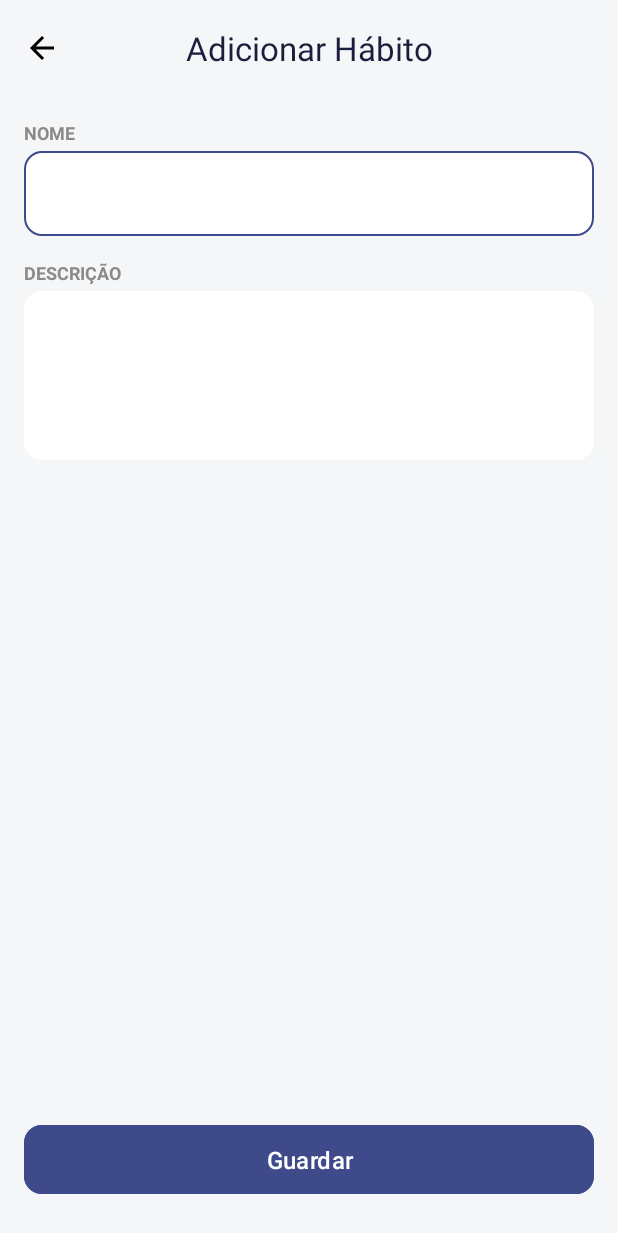
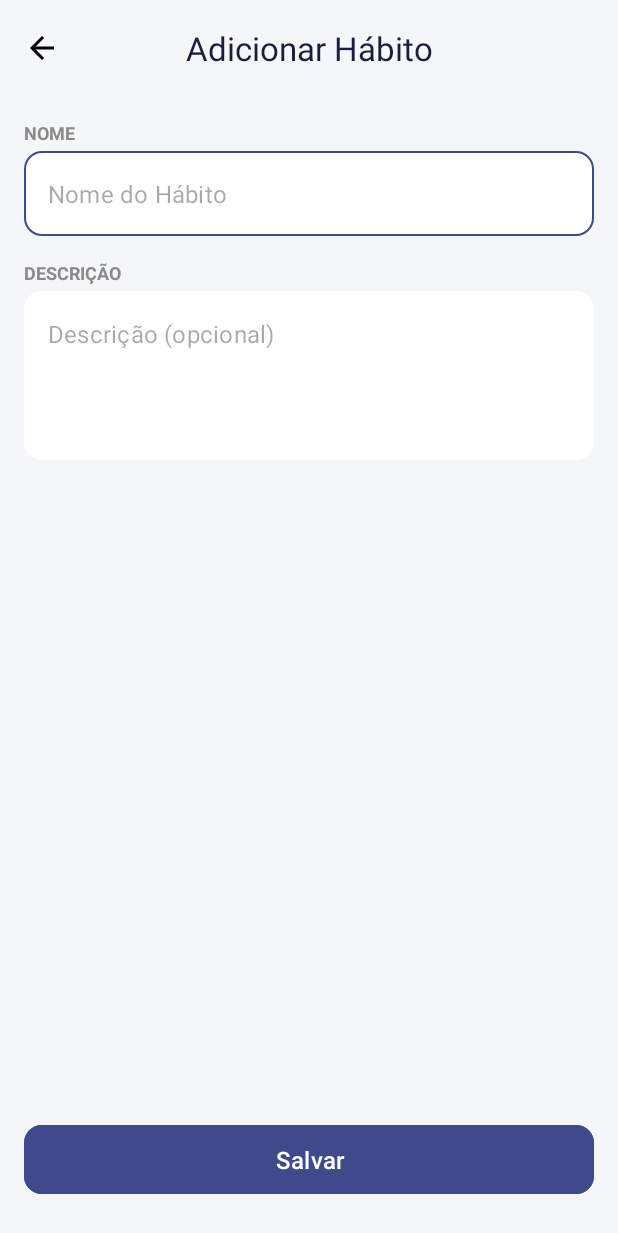
Before and after one commit to allaf-ramon/habittracker-mobile, an Android app: the AddEditHabitActivity screen opened directly, with no data from a screen before it, on a phone screen of 412 x 824 dp. Shown: the top 1233 px of the screen. Run offline under Robolectric (Android 15) with nearby library versions, the phone set to English and light mode, and no system bars.

Commit message:
feat: adiciona suporte a strings de recursos para textos e mensagens na interface

```diff
--- a/app/src/main/res/layout/activity_add_edit_habit.xml
+++ b/app/src/main/res/layout/activity_add_edit_habit.xml
@@ -32,7 +32,7 @@
         android:layout_height="wrap_content"
         android:layout_marginStart="16dp"
         android:layout_marginTop="16dp"
-        android:text="NOME"
+        android:text="@string/label_name"
         android:textColor="@color/text_secondary_gray"
         android:textSize="12sp"
         android:textStyle="bold"
@@ -63,6 +63,7 @@
             android:id="@+id/edit_text_habit_name"
             android:layout_width="match_parent"
             android:layout_height="wrap_content"
+            android:hint="@string/habit_name"
             android:inputType="textCapSentences"
             android:textColor="@color/text_primary_dark" />
 
@@ -74,7 +75,7 @@
         android:layout_height="wrap_content"
         android:layout_marginStart="16dp"
         android:layout_marginTop="16dp"
-        android:text="DESCRIÇÃO"
+        android:text="@string/label_description"
         android:textColor="@color/text_secondary_gray"
         android:textSize="12sp"
         android:textStyle="bold"
@@ -106,6 +107,7 @@
             android:layout_width="match_parent"
             android:layout_height="wrap_content"
             android:gravity="top"
+            android:hint="@string/habit_description_optional"
             android:inputType="textMultiLine|textCapSentences"
             android:lines="4"
             android:textColor="@color/text_primary_dark" />
@@ -122,7 +124,7 @@
         android:backgroundTint="@color/primary_button_blue"
         android:paddingTop="12dp"
         android:paddingBottom="12dp"
-        android:text="Guardar"
+        android:text="@string/save"
         android:textAllCaps="false"
         android:textSize="16sp"
         app:cornerRadius="12dp"
--- a/app/src/main/res/layout/activity_main.xml
+++ b/app/src/main/res/layout/activity_main.xml
@@ -14,7 +14,7 @@
         android:layout_height="wrap_content"
         android:layout_marginStart="16dp"
         android:layout_marginTop="16dp"
-        android:text="Habit Tracker"
+        android:text="@string/header_title"
         android:textColor="@color/primary_dark_blue"
         android:textSize="34sp"
         android:textStyle="bold"
@@ -26,7 +26,7 @@
         android:layout_width="wrap_content"
         android:layout_height="wrap_content"
         android:layout_marginTop="24dp"
-        android:text="Para Hoje:"
+        android:text="@string/due_to_label"
         android:textColor="@color/text_secondary_gray"
         android:textSize="16sp"
         app:layout_constraintStart_toStartOf="@id/textview_header_title"
@@ -55,7 +55,7 @@
         android:backgroundTint="@color/primary_button_blue"
         android:paddingTop="12dp"
         android:paddingBottom="12dp"
-        android:text="+ Adicionar Hábito"
+        android:text="@string/add_habit"
         android:textAllCaps="false"
         android:textSize="16sp"
         app:cornerRadius="12dp"
--- a/app/src/main/res/values/strings.xml
+++ b/app/src/main/res/values/strings.xml
@@ -1,15 +1,36 @@
 <resources>
     <string name="app_name">Rastreador de Hábitos</string>
+
+    <!-- Tela Principal -->
+    <string name="header_title">Habit Tracker</string>
+    <string name="due_to_label">Para Hoje:</string>
+
+    <!-- Títulos de Tela -->
     <string name="add_habit">Adicionar Hábito</string>
     <string name="edit_habit">Editar Hábito</string>
-    <string name="delete_habit">Excluir Hábito</string>
-    <string name="delete_habit_confirmation">Tem certeza de que deseja excluir este hábito?</string>
-    <string name="habit_name">Nome do Hábito</string>
-    <string name="habit_description_optional">Descrição do Hábito (opcional)</string>
+
+    <!-- Ações -->
     <string name="save">Salvar</string>
     <string name="cancel">Cancelar</string>
     <string name="delete">Excluir</string>
+    <string name="delete_habit">Excluir Hábito</string>
+
+    <!-- Labels e Hints -->
+    <string name="label_name">NOME</string>
+    <string name="label_description">DESCRIÇÃO</string>
+    <string name="habit_name">Nome do Hábito</string>
+    <string name="habit_description_optional">Descrição (opcional)</string>
+
+    <!-- Diálogos e Mensagens -->
+    <string name="delete_habit_title">Excluir Hábito</string>
+    <string name="delete_habit_confirmation">Tem certeza de que deseja excluir este hábito?</string>
+    <string name="error_name_required">O nome é obrigatório</string>
+    <string name="toast_save_success">Hábito salvo com sucesso!</string>
+    <string name="toast_save_error">Erro ao salvar o hábito.</string>
+
+    <!-- Estatísticas e Descrições de Acessibilidade -->
     <string name="current_streak">Sequência Atual</string>
     <string name="longest_streak">Maior Sequência</string>
     <string name="longest_streak_icon_description">Ícone de troféu para a maior sequência</string>
+    <string name="success_rate">Taxa de Sucesso</string>
 </resources>
```
Also changed, not shown: app/src/main/java/br/com/habittracker/mobile/ui/AddEditHabitActivity.java (+4 -4 lines).
